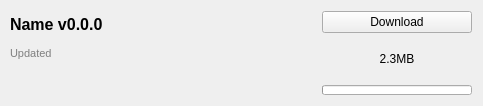
Old version of the form src/ui/modrinth/modrinthfileitemwidget.ui in the repository kaniol-lck/modmanager.
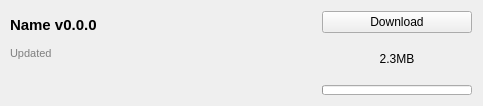
New version of the form. Icons and pictures are not drawn.

What changed in the file:
```diff
--- a/src/ui/modrinth/modrinthfileitemwidget.ui
+++ b/src/ui/modrinth/modrinthfileitemwidget.ui
@@ -35,7 +35,7 @@
        </property>
        <property name="font">
         <font>
-         <pointsize>12</pointsize>
+         <pointsize>11</pointsize>
          <weight>75</weight>
          <bold>true</bold>
         </font>
```
